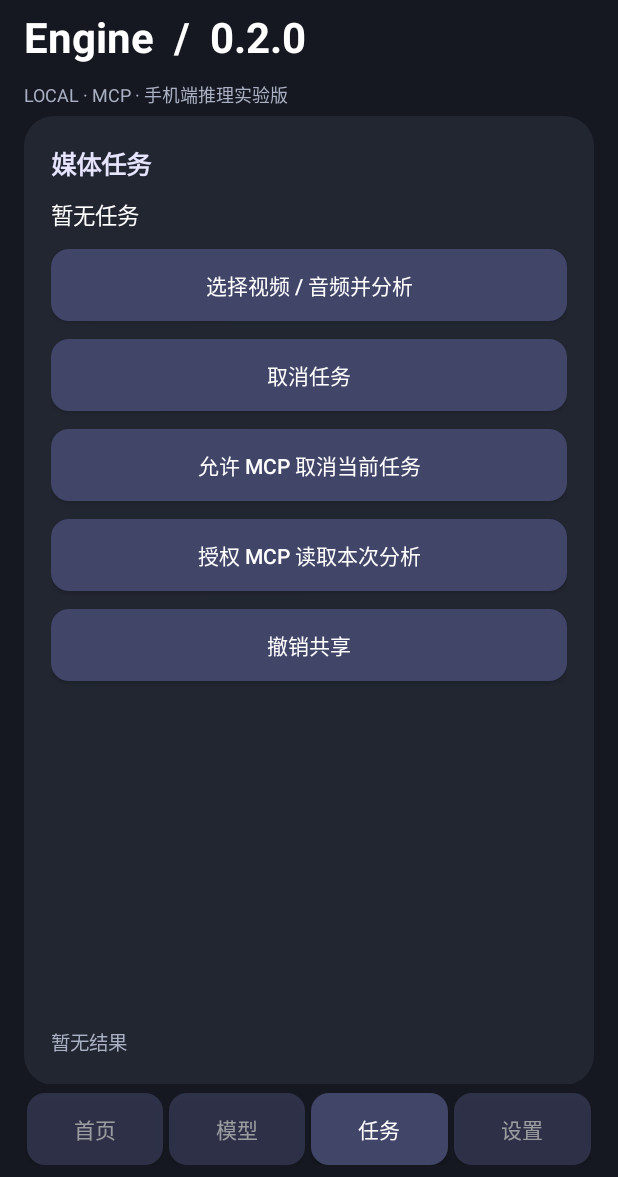
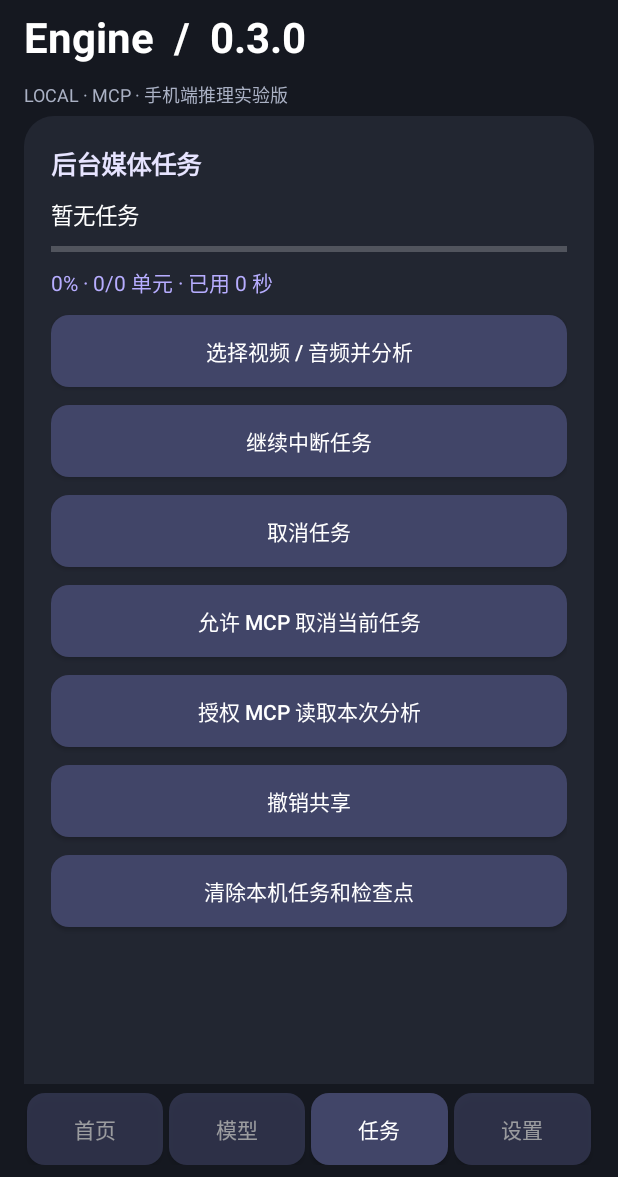
Before and after one commit to xbu080675-creator/808949, an Android app: the screen it shows after launch (MainActivity), after a tap on "进入媒体任务", on a phone screen of 412 x 824 dp, the part 59-1236 px from its top. Run offline under Robolectric (Android 15) with nearby library versions, the phone set to English and light mode, and no system bars.

Commit message:
Engine 0.3.0 foreground media service, notification progress, resume and UI

```diff
--- a/engine/app/src/main/java/dev/tavo/engine/MainActivity.java
+++ b/engine/app/src/main/java/dev/tavo/engine/MainActivity.java
@@ -17,47 +17,55 @@ import java.util.concurrent.atomic.AtomicReference;
 
 public class MainActivity extends Activity {
     static final int PORT=8765;
-    static volatile String serviceState="未启动",taskState="暂无任务",phase="idle";
-    static volatile Map<String,Object> shared=null;
-    static final AtomicReference<Runnable> remoteCancel=new AtomicReference<>();
+    static volatile String serviceState="未启动";
     static String token(Context c){SharedPreferences p=c.getSharedPreferences("engine",MODE_PRIVATE);String t=p.getString("token",null);if(t==null){t=UUID.randomUUID().toString()+UUID.randomUUID().toString();p.edit().putString("token",t).apply();}return t;}
-    static Map<String,Object> status(){return McpServer.obj("engine","tavo-multimodal-engine","version","0.2.0","visionReady",false,"visualLabelingBundled",true,"audioReady",false,"whisperRuntimeLoaded",WhisperBridge.AVAILABLE,"status",serviceState);}
+    static Map<String,Object> status(){return McpServer.obj("engine","tavo-multimodal-engine","version","0.3.0","visionReady",false,"visualLabelingBundled",true,"audioReady",false,"whisperRuntimeLoaded",WhisperBridge.AVAILABLE,"status",serviceState);}
     static Map<String,Object> result(){
-        Map<String,Object> media=shared;
+        Map<String,Object> media=EngineJobs.shared();
         Map<String,Object> r=status();
         r.put("kind",media!=null&&(media.containsKey("labels")||media.containsKey("transcript"))?"analysis":"metadata-only");
         r.put("media",media);r.put("warning","Explicitly shared data only. Labels are approximate, not visual-language descriptions. Missing transcript means unknown audio.");return r;
     }
-    static Map<String,Object> taskStatus(){Map<String,Object> r=status();r.put("phase",phase);r.put("taskState",taskState);r.put("cancelAuthorized",remoteCancel.get()!=null);return r;}
-    static Map<String,Object> cancelRemote(){Runnable r=remoteCancel.getAndSet(null);if(r!=null)r.run();Map<String,Object> m=status();m.put("cancelRequested",r!=null);return m;}
+    static Map<String,Object> taskStatus(){Map<String,Object> r=status();r.putAll(EngineJobs.snapshot());return r;}
+    static Map<String,Object> cancelRemote(){Map<String,Object> m=status();m.put("cancelRequested",EngineJobs.cancelRemote());return m;}
     public static class EngineService extends Service {
-        McpServer server;
-        @Override public void onCreate(){super.onCreate();NotificationManager nm=getSystemService(NotificationManager.class);nm.createNotificationChannel(new NotificationChannel("engine","本机 MCP",NotificationManager.IMPORTANCE_LOW));PendingIntent open=PendingIntent.getActivity(this,0,new Intent(this,MainActivity.class),PendingIntent.FLAG_IMMUTABLE);startForeground(1,new Notification.Builder(this,"engine").setContentTitle("Multimodal Engine").setContentText("本机 MCP 服务").setSmallIcon(android.R.drawable.ic_menu_share).setContentIntent(open).build());try{server=new McpServer(PORT,token(this),MainActivity::status,MainActivity::result,MainActivity::taskStatus,MainActivity::cancelRemote);serviceState="运行中";}catch(Exception e){serviceState="启动失败（端口可能占用）";stopSelf();}}
-        @Override public int onStartCommand(Intent i,int flags,int id){return START_NOT_STICKY;}
+        McpServer server;Handler h=new Handler(Looper.getMainLooper());NotificationManager nm;
+        Notification notification(){
+            Map<String,Object> j=EngineJobs.snapshot();int p=(int)EngineJobs.number(j,"progressPercent");
+            String stage=EngineJobs.string(j,"taskState");boolean running=EngineJobs.running();
+            PendingIntent open=PendingIntent.getActivity(this,0,new Intent(this,MainActivity.class).putExtra("tasks",true),PendingIntent.FLAG_IMMUTABLE|PendingIntent.FLAG_UPDATE_CURRENT);
+            Notification.Builder b=new Notification.Builder(this,"engine").setContentTitle("Multimodal Engine · "+(running?p+"%":"本机 MCP")).setContentText(stage).setSmallIcon(android.R.drawable.ic_menu_share).setContentIntent(open).setOnlyAlertOnce(true).setOngoing(running).setVisibility(Notification.VISIBILITY_PRIVATE);
+            if(running){b.setProgress(100,p,EngineJobs.number(j,"totalUnits")==0);PendingIntent stop=PendingIntent.getService(this,1,new Intent(this,EngineService.class).setAction("cancel"),PendingIntent.FLAG_IMMUTABLE|PendingIntent.FLAG_UPDATE_CURRENT);b.addAction(new Notification.Action.Builder(android.R.drawable.ic_menu_close_clear_cancel,"取消分析",stop).build());}
+            return b.build();
+        }
+        final Runnable refresh=new Runnable(){public void run(){if(server==null)return;nm.notify(1,notification());h.postDelayed(this,1500);}};
+        @Override public void onCreate(){
+            super.onCreate();EngineJobs.init(this);nm=getSystemService(NotificationManager.class);nm.createNotificationChannel(new NotificationChannel("engine","本机 MCP 与分析任务",NotificationManager.IMPORTANCE_LOW));startForeground(1,notification());
+            try{server=new McpServer(PORT,token(this),MainActivity::status,MainActivity::result,MainActivity::taskStatus,MainActivity::cancelRemote);serviceState="运行中";h.post(refresh);}catch(Exception e){serviceState="启动失败（端口可能占用）";stopSelf();}
+        }
+        @Override public int onStartCommand(Intent i,int flags,int id){
+            if(server==null)return START_NOT_STICKY;
+            if(i!=null)try{String a=i.getAction();if("analyze".equals(a)&&i.getData()!=null)EngineJobs.start(i.getData());else if("resume".equals(a))EngineJobs.resume();else if("cancel".equals(a))EngineJobs.requestCancel();}
+            catch(Exception e){Toast.makeText(this,"任务未启动："+e.getMessage(),Toast.LENGTH_LONG).show();}
+            nm.notify(1,notification());return START_NOT_STICKY;
+        }
         @Override public IBinder onBind(Intent i){return null;}
-        @Override public void onDestroy(){if(server!=null){try{server.close();}catch(Exception ignored){}serviceState="已停止";}shared=null;remoteCancel.set(null);super.onDestroy();}
+        @Override public void onDestroy(){h.removeCallbacks(refresh);EngineJobs.requestCancel();EngineJobs.revoke();if(server!=null){try{server.close();}catch(Exception ignored){}serviceState="已停止";}super.onDestroy();}
     }
     final Handler handler=new Handler(Looper.getMainLooper());
-    final ExecutorService work=Executors.newSingleThreadExecutor();
-    // Completed data belongs to the engine process, not an Activity instance.
-    // Access and mutation occur on the Android main thread.
-    private static final class Completed {
-        final Map<String,Object> media; final Bitmap picture;
-        Completed(Map<String,Object> media,Bitmap picture){this.media=Collections.unmodifiableMap(new LinkedHashMap<>(media));this.picture=picture;}
-    }
-    private static Completed completed;
-    private Completed displayed;
-    Future<?> task;int seq=0;
+    String displayedJob="";
     LinearLayout root,host;LinearLayout[] pages=new LinearLayout[4];Button[] tabs=new Button[4];
-    TextView state,taskView,modelView,detail;ImageView preview;boolean alive=true;
-    final Runnable refresh=new Runnable(){public void run(){if(!alive)return;state.setText(serviceState);renderCompleted();taskView.setText(taskState);modelView.setText(ModelStore.status(MainActivity.this));handler.postDelayed(this,1200);}};
+    TextView state,taskView,modelView,detail,progressLabel;ProgressBar progress;ImageView preview;boolean alive=true;
+    final Runnable refresh=new Runnable(){public void run(){if(!alive)return;state.setText(serviceState);renderCompleted();modelView.setText(ModelStore.status(MainActivity.this));handler.postDelayed(this,1200);}};
     void renderCompleted(){
-        Completed current=completed;
-        if("done".equals(phase)&&current==null){phase="idle";taskState="结果已失效 · 请重新分析";}
-        if(displayed==current)return;
-        displayed=current;
-        if(current==null){preview.setImageDrawable(null);detail.setText("暂无结果");}
-        else {preview.setImageBitmap(current.picture);detail.setText(McpServer.json(current.media));}
+        Map<String,Object> j=EngineJobs.snapshot();
+        taskView.setText(EngineJobs.string(j,"taskState"));int p=(int)EngineJobs.number(j,"progressPercent");
+        progress.setIndeterminate(EngineJobs.running()&&EngineJobs.number(j,"totalUnits")==0);progress.setProgress(p);
+        Object eta=j.get("etaSeconds");progressLabel.setText(p+"% · "+EngineJobs.number(j,"completedUnits")+"/"+EngineJobs.number(j,"totalUnits")+" 单元 · 已用 "+EngineJobs.number(j,"elapsedSeconds")+" 秒"+(eta==null?"":" · 估计剩余 "+eta+" 秒"));
+        String current=Boolean.TRUE.equals(j.get("completed"))?EngineJobs.string(j,"jobId"):"";
+        if(Objects.equals(displayedJob,current))return;displayedJob=current;
+        if(current.isEmpty()){preview.setImageDrawable(null);detail.setText("暂无完成结果");}
+        else {Map<String,Object> m=EngineJobs.completed();preview.setImageBitmap(BitmapFactory.decodeFile(EngineJobs.preview().getAbsolutePath()));String text=McpServer.json(m);detail.setText(text.length()>18000?text.substring(0,18000)+"\n（界面预览截断，完整结果可经 MCP 导出）":text);}
     }
     int dp(int n){return Math.round(n*getResources().getDisplayMetrics().density);}
     TextView label(LinearLayout p,String text,int size,int color){TextView v=new TextView(this);v.setText(text);v.setTextSize(size);v.setTextColor(color);v.setPadding(0,dp(5),0,dp(5));p.addView(v);return v;}
@@ -69,34 +77,41 @@ public class MainActivity extends Activity {
     void copyToken(){ClipboardManager cm=(ClipboardManager)getSystemService(CLIPBOARD_SERVICE);ClipData clip=ClipData.newPlainText("MCP token",token(this));if(Build.VERSION.SDK_INT>=33){PersistableBundle extras=new PersistableBundle();extras.putBoolean("android.content.extra.IS_SENSITIVE",true);clip.getDescription().setExtras(extras);}cm.setPrimaryClip(clip);tell("已复制，请仅粘贴到 Tavo 鉴权设置");}
     void startEngine(){if(Build.VERSION.SDK_INT>=33&&checkSelfPermission(Manifest.permission.POST_NOTIFICATIONS)!=PackageManager.PERMISSION_GRANTED)requestPermissions(new String[]{Manifest.permission.POST_NOTIFICATIONS},5);try{startForegroundService(new Intent(this,EngineService.class));}catch(Exception e){tell("无法启动服务");}}
     void selectMedia(){Intent i=new Intent(Intent.ACTION_OPEN_DOCUMENT);i.setType("*/*");i.putExtra(Intent.EXTRA_MIME_TYPES,new String[]{"video/*","audio/*"});i.addCategory(Intent.CATEGORY_OPENABLE);startActivityForResult(i,21);}
-    void cancelTask(){seq++;remoteCancel.set(null);if(task!=null)task.cancel(true);completed=null;shared=null;phase="cancelled";taskState="已取消；原生推理可能在当前30秒分段结束后退出";renderCompleted();}
+    void cancelTask(){EngineJobs.requestCancel();renderCompleted();}
     @Override public void onCreate(Bundle b){
-        super.onCreate(b);getWindow().setStatusBarColor(0xff151820);getWindow().setNavigationBarColor(0xff151820);
+        super.onCreate(b);EngineJobs.init(this);getWindow().setStatusBarColor(0xff151820);getWindow().setNavigationBarColor(0xff151820);
         LinearLayout shell=new LinearLayout(this);shell.setOrientation(1);shell.setBackgroundColor(0xff151820);shell.setPadding(dp(16),dp(12),dp(16),dp(8));setContentView(shell);
-        label(shell,"MULTIMODAL",12,0xffb7adff);TextView h=label(shell,"Engine  /  0.2.0",28,Color.WHITE);h.setTypeface(null,Typeface.BOLD);label(shell,"LOCAL · MCP · 手机端推理实验版",12,0xffaab1c4);
+        label(shell,"MULTIMODAL",12,0xffb7adff);TextView h=label(shell,"Engine  /  0.3.0",28,Color.WHITE);h.setTypeface(null,Typeface.BOLD);label(shell,"LOCAL · MCP · 手机端推理实验版",12,0xffaab1c4);
         ScrollView sc=new ScrollView(this);shell.addView(sc,new LinearLayout.LayoutParams(-1,0,1));host=new LinearLayout(this);host.setOrientation(1);sc.addView(host);
         for(int i=0;i<4;i++){pages[i]=new LinearLayout(this);pages[i].setOrientation(1);host.addView(pages[i]);}
         root=pages[0];LinearLayout c=card("本地 MCP 服务");state=label(c,serviceState,24,0xffb8efce);label(c,"http://127.0.0.1:8765/mcp",14,0xffb7adff);button(c,"启动服务",this::startEngine);button(c,"停止服务",()->stopService(new Intent(this,EngineService.class)));button(c,"复制配对令牌",this::copyToken);
         c=card("运行环境");ActivityManager.MemoryInfo mem=new ActivityManager.MemoryInfo();getSystemService(ActivityManager.class).getMemoryInfo(mem);StatFs fs=new StatFs(getFilesDir().getAbsolutePath());label(c,"RAM "+String.format(Locale.ROOT,"%.1f",mem.totalMem/1073741824.0)+" GiB · CPU "+Runtime.getRuntime().availableProcessors()+" 核",16,Color.WHITE);label(c,"当前可用 RAM "+String.format(Locale.ROOT,"%.1f",mem.availMem/1073741824.0)+" GiB\n内部存储可用 "+String.format(Locale.ROOT,"%.1f",fs.getAvailableBytes()/1073741824.0)+" GiB\n"+Build.MANUFACTURER+" "+Build.MODEL+"\nABI "+String.join(", ",Build.SUPPORTED_ABIS),13,0xffaab1c4);button(c,"进入媒体任务",()->page(2));
         root=pages[1];c=card("内置视觉模型");label(c,"ML Kit 图像标签 · 随 APK 安装",16,Color.WHITE);label(c,"本机推理常见物体与场景类别，不是 Qwen 或 SmolVLM，不生成详细画面描述。任务完成后可检查真实输出。",13,0xffaab1c4);
-        c=card("Whisper Base 多语言");label(c,WhisperBridge.AVAILABLE?"原生运行库已加载（待模型及实测）":"此 APK 不含 Whisper 原生库",15,Color.WHITE);modelView=label(c,ModelStore.status(this),14,0xffaab1c4);button(c,"下载模型权重（Wi-Fi）",()->{if(!WhisperBridge.AVAILABLE){tell("请先安装带 Whisper 的实验 APK，避免无效下载");return;}new AlertDialog.Builder(this).setTitle("下载约148 MB权重？").setMessage("仅从指定 Hugging Face 模型仓库下载；系统管理网络重试，使用前验证 SHA-256。").setNegativeButton("返回",null).setPositiveButton("下载",(d,w)->{try{ModelStore.download(this);tell("下载任务已提交");}catch(Exception e){tell(e.getMessage());}}).show();});
-        button(c,"取消下载 / 删除权重",()->new AlertDialog.Builder(this).setTitle("删除已下载权重？").setNegativeButton("返回",null).setPositiveButton("删除",(d,w)->{if(task!=null&&!task.isDone()){tell("请等当前分析完成");return;}try{ModelStore.delete(this);tell("已删除");}catch(Exception e){tell(e.getMessage());}}).show());
+        c=card("Whisper 多语言模型");label(c,WhisperBridge.AVAILABLE?"原生运行库已加载（待模型及实测）":"此 APK 不含 Whisper 原生库",15,Color.WHITE);modelView=label(c,ModelStore.status(this),14,0xffaab1c4);button(c,"切换 Base / Small",()->{if(EngineJobs.running()){tell("分析期间不可切换模型");return;}new AlertDialog.Builder(this).setTitle("选择语音模型").setItems(new String[]{"Base · 148 MB","Small · 488 MB（较慢、内存较高）"},(d,i)->{ModelStore.select(this,i==0?ModelStore.Model.BASE:ModelStore.Model.SMALL);modelView.setText(ModelStore.status(this));}).show();});button(c,"下载模型权重（Wi-Fi）",()->{if(!WhisperBridge.AVAILABLE){tell("请先安装带 Whisper 的实验 APK，避免无效下载");return;}new AlertDialog.Builder(this).setTitle("下载所选模型权重？").setMessage("仅从指定 Hugging Face 模型仓库下载；系统管理网络重试，使用前验证 SHA-256。").setNegativeButton("返回",null).setPositiveButton("下载",(d,w)->{try{ModelStore.download(this);tell("下载任务已提交");}catch(Exception e){tell(e.getMessage());}}).show();});
+        button(c,"取消下载 / 删除权重",()->new AlertDialog.Builder(this).setTitle("删除已下载权重？").setNegativeButton("返回",null).setPositiveButton("删除",(d,w)->{if(EngineJobs.running()){tell("请等当前分析完成");return;}try{ModelStore.delete(this);tell("已删除");}catch(Exception e){tell(e.getMessage());}}).show());
         c=card("后续视觉语言模型");label(c,"SmolVLM2 / Qwen3-VL：待集成 llama.cpp 多模态运行时。此版不下载无法使用的模型。",14,0xffaab1c4);
-        root=pages[2];c=card("媒体任务");taskView=label(c,taskState,15,Color.WHITE);button(c,"选择视频 / 音频并分析",this::selectMedia);button(c,"取消任务",this::cancelTask);button(c,"允许 MCP 取消当前任务",()->{if(!"running".equals(phase)){tell("暂无运行中任务");return;}final int job=seq;remoteCancel.set(()->handler.post(()->{if(alive&&seq==job&&"running".equals(phase))cancelTask();}));tell("当前任务可由已配对客户端取消");});
-        button(c,"授权 MCP 读取本次分析",()->{Completed selected=completed;if(selected==null||!"done".equals(phase)){renderCompleted();tell("暂无完成任务");return;}new AlertDialog.Builder(this).setTitle("授权共享分析文字？").setMessage("只共享标签、转录及元数据；不共享原始文件或抽帧图片。").setNegativeButton("返回",null).setPositiveButton("授权",(d,w)->{if(completed==selected&&"done".equals(phase)){shared=new LinkedHashMap<>(selected.media);tell("已授权");}else tell("任务已变化，请重新检查结果");}).show();});button(c,"撤销共享",()->{shared=null;tell("已撤销");});
+        root=pages[2];c=card("后台媒体任务");taskView=label(c,"暂无任务",15,Color.WHITE);
+        progress=new ProgressBar(this,null,android.R.attr.progressBarStyleHorizontal);progress.setMax(100);c.addView(progress,new LinearLayout.LayoutParams(-1,dp(12)));progressLabel=label(c,"0%",14,0xffb7adff);
+        button(c,"选择视频 / 音频并分析",()->{if(EngineJobs.running()){tell("已有任务运行中");return;}selectMedia();});
+        button(c,"继续中断任务",()->{if(!Boolean.TRUE.equals(EngineJobs.snapshot().get("canResume"))){tell("暂无可恢复任务");return;}try{startForegroundService(new Intent(this,EngineService.class).setAction("resume"));}catch(Exception e){tell("恢复失败");}});
+        button(c,"取消任务",this::cancelTask);
+        button(c,"允许 MCP 取消当前任务",()->{if(!EngineJobs.running()){tell("暂无运行中任务");return;}EngineJobs.allowCancel();tell("当前任务可由已配对客户端取消");});
+        button(c,"授权 MCP 读取本次分析",()->{Map<String,Object> j=EngineJobs.snapshot();if(!Boolean.TRUE.equals(j.get("completed"))){tell("暂无完成任务");return;}String id=EngineJobs.string(j,"jobId");new AlertDialog.Builder(this).setTitle("授权共享分析文字？").setMessage("仅共享标签、转录及元数据，不共享原始媒体。").setNegativeButton("返回",null).setPositiveButton("授权",(d,w)->tell(EngineJobs.share(id)?"已授权":"任务已变化，请重新检查结果")).show();});
+        button(c,"撤销共享",()->{EngineJobs.revoke();tell("已撤销");});
+        button(c,"清除本机任务和检查点",()->new AlertDialog.Builder(this).setTitle("清除最近任务？").setMessage("清除分析文字、预览和恢复记录，不删除原视频。").setNegativeButton("返回",null).setPositiveButton("清除",(d,w)->{try{EngineJobs.clear();renderCompleted();}catch(Exception e){tell(e.getMessage());}}).show());
         preview=new ImageView(this);preview.setAdjustViewBounds(true);preview.setScaleType(ImageView.ScaleType.FIT_CENTER);c.addView(preview,new LinearLayout.LayoutParams(-1,dp(220)));detail=label(c,"暂无结果",13,0xffaab1c4);detail.setTextIsSelectable(true);
-        root=pages[3];c=card("隐私与说明");label(c,"服务仅监听 127.0.0.1，需要随机令牌。原始媒体和图片留在本机；授权分享后，Tavo 可将分析文字交给聊天模型。任务在应用后台运行期间可继续，但关闭应用或系统回收可能中断。Whisper 最多转录前180秒，取消在分段边界生效。",14,0xffaab1c4);button(c,"复制配对令牌",this::copyToken);button(c,"撤销媒体共享及远程取消",()->{shared=null;remoteCancel.set(null);tell("已撤销");});
-        LinearLayout nav=new LinearLayout(this);nav.setOrientation(0);String[] titles={"首页","模型","任务","设置"};for(int i=0;i<4;i++){final int n=i;tabs[i]=makeButton(titles[i],()->page(n));LinearLayout.LayoutParams lp=new LinearLayout.LayoutParams(0,dp(48),1);lp.setMargins(dp(2),dp(6),dp(2),0);nav.addView(tabs[i],lp);}shell.addView(nav);page(0);renderCompleted();handler.post(refresh);
+        root=pages[3];c=card("隐私与说明");label(c,"服务仅监听 127.0.0.1，需要随机令牌。原始媒体和图片留在本机；授权分享后，Tavo 可将分析文字交给聊天模型。任务由前台服务执行，可切换应用及尝试锁屏运行。系统强制终止后需手动恢复。最近任务检查点保存在私有目录，最长2小时媒体；Whisper 每30秒分段处理，取消在分段边界生效。",14,0xffaab1c4);button(c,"复制配对令牌",this::copyToken);button(c,"撤销媒体共享及远程取消",()->{EngineJobs.revoke();tell("已撤销");});
+        LinearLayout nav=new LinearLayout(this);nav.setOrientation(0);String[] titles={"首页","模型","任务","设置"};for(int i=0;i<4;i++){final int n=i;tabs[i]=makeButton(titles[i],()->page(n));LinearLayout.LayoutParams lp=new LinearLayout.LayoutParams(0,dp(48),1);lp.setMargins(dp(2),dp(6),dp(2),0);nav.addView(tabs[i],lp);}shell.addView(nav);page(getIntent().getBooleanExtra("tasks",false)?2:0);renderCompleted();handler.post(refresh);
     }
     @Override protected void onActivityResult(int request,int result,Intent data){
         super.onActivityResult(request,result,data);if(request!=21||result!=RESULT_OK||data==null||data.getData()==null)return;
-        Uri uri=data.getData();if(task!=null)task.cancel(true);final int job=++seq;remoteCancel.set(null);completed=null;shared=null;phase="running";taskState="准备本机分析";renderCompleted();
-        task=work.submit(()->{File dir=new File(getCacheDir(),"frames20-"+UUID.randomUUID());try{
-            if(!dir.mkdirs())throw new IllegalStateException("cache unavailable");
-            Map<String,Object> m=MediaPipeline.analyze(this,uri,dir,s->handler.post(()->{if(alive&&job==seq)taskState=s;}));
-            File[] frames=dir.listFiles((d,name)->name.endsWith(".jpg"));Bitmap bitmap=null;if(frames!=null&&frames.length>0){Arrays.sort(frames);bitmap=BitmapFactory.decodeFile(frames[0].getAbsolutePath());}
-            final Bitmap pic=bitmap;handler.post(()->{if(alive&&job==seq){completed=new Completed(m,pic);phase="done";remoteCancel.set(null);taskState="已完成 · 请检查并授权分享";renderCompleted();}else if(pic!=null)pic.recycle();});
-        }catch(InterruptedException ignored){}catch(Exception e){handler.post(()->{if(alive&&job==seq){phase="failed";remoteCancel.set(null);taskState="处理失败 · "+e.getClass().getSimpleName();}});}finally{File[] files=dir.listFiles();if(files!=null)for(File file:files)file.delete();dir.delete();}});
+        Uri uri=data.getData();
+        if(EngineJobs.running()){tell("已有任务运行中");return;}
+        try{
+            getContentResolver().takePersistableUriPermission(uri,Intent.FLAG_GRANT_READ_URI_PERMISSION);
+            startForegroundService(new Intent(this,EngineService.class).setAction("analyze").setData(uri).addFlags(Intent.FLAG_GRANT_READ_URI_PERMISSION));
+            page(2);
+        }catch(Exception ex){tell("无法获取持久媒体权限或启动服务，请使用系统文件选择器");}
     }
-    @Override protected void onDestroy(){alive=false;handler.removeCallbacks(refresh);if(task!=null&&"running".equals(phase)){phase="cancelled";taskState="任务因界面销毁而取消";remoteCancel.set(null);}work.shutdownNow();super.onDestroy();}
+    @Override protected void onDestroy(){alive=false;handler.removeCallbacks(refresh);super.onDestroy();}
 }
```
